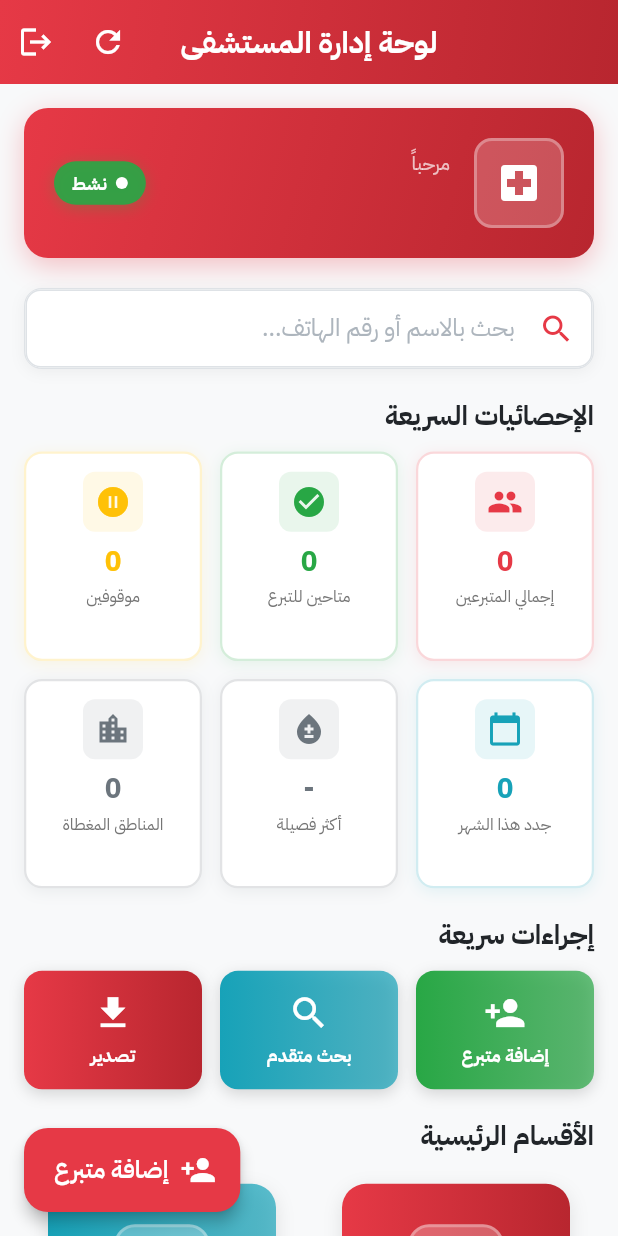
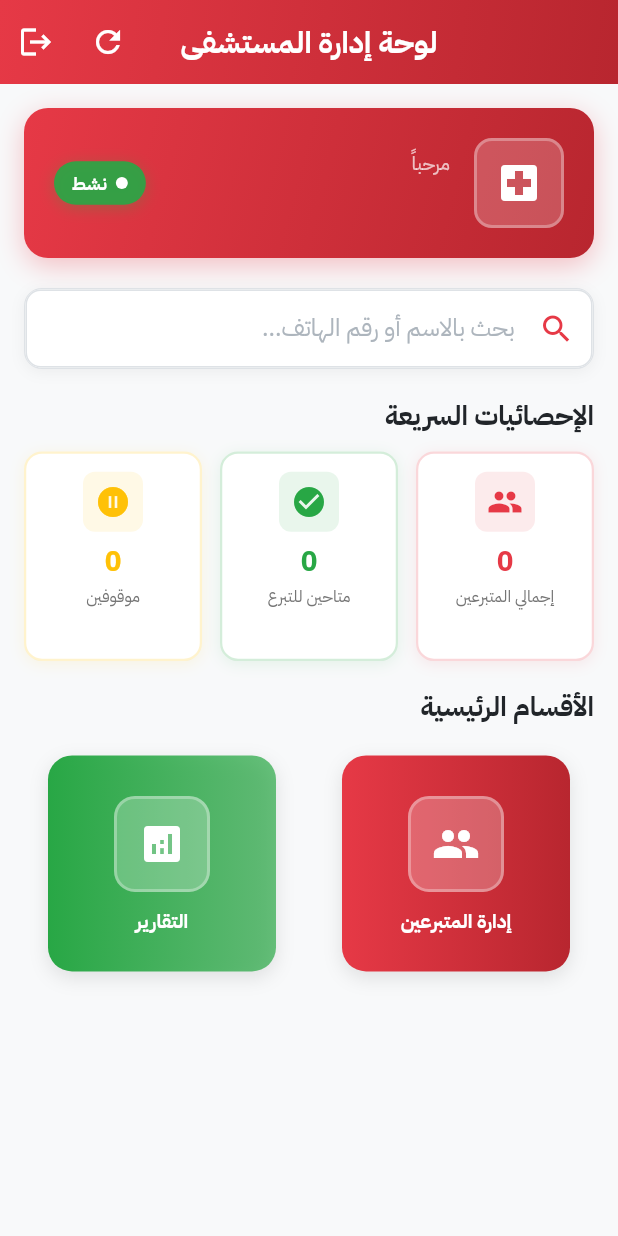
Before and after one commit to salehbagomri/mahrah_blood_bank_app, a Flutter app: the HospitalDashboardScreen screen opened directly, on a phone screen of 412 x 824 dp. Run offline on Flutter 3.47's test engine with Material 3 defaults, Android fonts, the phone set to English and light mode, and no system bars; our stand-ins replace flutter_spinkit, open_filex, pdf, share_plus, smooth_page_indicator, supabase_flutter; missing offline and left inert: excel; accounts and stored records are empty; network calls fail.

Commit message:
تحسين لوحة إدارة المستشفى - تنظيف وتبسيط
 الهدف: جعل اللوحة أكثر ترتيبا واحترافية

 الإحصائيات السريعة:
-  تم الإبقاء على 3 إحصائيات أساسية فقط
-  حذف: جدد هذا الشهر
-  حذف: أكثر فصيلة
-  حذف: المناطق المغطاة
-  النتيجة: عرض نظيف وواضح

 الأقسام الرئيسية:
-  إدارة المتبرعين (الأهم)
-  التقارير (محسن من تقارير الفصائل)
-  حذف: البحث المتقدم
-  حذف: المتبرعين الموقوفين
-  النتيجة: تركيز على الوظائف الأساسية

 التحسينات:
-  حذف زر إضافة متبرع العائم (Floating Button)
-  حذف قسم الإجراءات السريعة كاملا
-  تغيير أيقونة التقارير إلى analytics
-  تصميم أنظف وأبسط

 الفوائد:
-  تركيز أكبر على الوظائف الأساسية
-  واجهة أكثر احترافية
-  تجربة مستخدم أفضل
-  تصميم مرتب وواضح

 التطوير المستقبلي:
- قسم التقارير سيتم تحسينه وتطويره لاحقا
- إضافة تقارير إضافية حسب الحاجة

```diff
--- a/lib/screens/hospital/hospital_dashboard_screen.dart
+++ b/lib/screens/hospital/hospital_dashboard_screen.dart
@@ -7,15 +7,11 @@ import '../../providers/auth_provider.dart';
 import '../../providers/dashboard_provider.dart';
 import '../../widgets/loading_widget.dart';
 import '../../widgets/empty_state.dart';
-import '../donor/add_donor_screen.dart';
 import 'manage_donors_hospital_screen.dart';
-import 'suspended_donors_screen.dart';
-import 'advanced_search_screen.dart';
 import 'blood_type_report_screen.dart';
 import 'widgets/dashboard_header.dart';
 import 'widgets/statistics_grid.dart';
 import 'widgets/enhanced_main_card.dart';
-import 'widgets/quick_actions_row.dart';
 import 'widgets/dashboard_search_bar.dart';
 
 /// لوحة إدارة المستشفى - النسخة المحسّنة
@@ -70,18 +66,6 @@ class _HospitalDashboardScreenState extends State<HospitalDashboardScreen> {
             return _buildDashboardContent(stats);
           },
         ),
-      ),
-      floatingActionButton: FloatingActionButton.extended(
-        onPressed: () {
-          Navigator.of(context).push(
-            MaterialPageRoute(
-              builder: (_) => const AddDonorScreen(),
-            ),
-          ).then((_) => context.read<DashboardProvider>().refreshDashboard());
-        },
-        icon: const Icon(Icons.person_add),
-        label: const Text('إضافة متبرع'),
-        backgroundColor: AppColors.primary,
       ),
     );
   }
@@ -161,15 +145,11 @@ class _HospitalDashboardScreenState extends State<HospitalDashboardScreen> {
           const DashboardSearchBar(),
           const SizedBox(height: 20),
 
-          // 3. شبكة الإحصائيات (6 إحصائيات)
+          // 3. شبكة الإحصائيات
           StatisticsGrid(statistics: stats),
           const SizedBox(height: 20),
 
-          // 4. الإجراءات السريعة
-          const QuickActionsRow(),
-          const SizedBox(height: 20),
-
-          // 5. الأقسام الرئيسية
+          // 4. الأقسام الرئيسية
           _buildMainSections(stats),
         ],
       ),
@@ -211,51 +191,10 @@ class _HospitalDashboardScreenState extends State<HospitalDashboardScreen> {
               },
             ),
 
-            // البحث المتقدم
+            // التقارير
             EnhancedMainCard(
-              icon: Icons.search,
-              title: AppStrings.advancedSearch,
-              gradient: LinearGradient(
-                colors: [
-                  AppColors.info,
-                  AppColors.info.withOpacity(0.7),
-                ],
-              ),
-              onTap: () {
-                Navigator.of(context).push(
-                  MaterialPageRoute(
-                    builder: (_) => const AdvancedSearchScreen(),
-                  ),
-                );
-              },
-            ),
-
-            // المتبرعين الموقوفين
-            EnhancedMainCard(
-              icon: Icons.pause_circle,
-              title: AppStrings.suspendedDonors,
-              gradient: LinearGradient(
-                colors: [
-                  AppColors.warning,
-                  AppColors.warning.withOpacity(0.7),
-                ],
-              ),
-              badge: stats.suspendedDonors > 0
-                  ? '${stats.suspendedDonors}'
-                  : null,
-              onTap: () {
-                Navigator.of(context).push(
-                  MaterialPageRoute(
-                    builder: (_) => const SuspendedDonorsScreen(),
-                  ),
-                );
-              },
-            ),
-
-            // تقارير فصائل الدم
-            EnhancedMainCard(
-              icon: Icons.bar_chart,
-              title: AppStrings.bloodTypeReport,
+              icon: Icons.analytics,
+              title: 'التقارير',
               gradient: LinearGradient(
                 colors: [
                   AppColors.success,
--- a/lib/screens/hospital/widgets/statistics_grid.dart
+++ b/lib/screens/hospital/widgets/statistics_grid.dart
@@ -3,7 +3,7 @@ import '../../../constants/app_colors.dart';
 import '../../../models/dashboard_statistics_model.dart';
 import 'stat_card.dart';
 
-/// شبكة الإحصائيات (6 إحصائيات في grid)
+/// شبكة الإحصائيات
 class StatisticsGrid extends StatelessWidget {
   final DashboardStatisticsModel statistics;
 
@@ -11,20 +11,6 @@ class StatisticsGrid extends StatelessWidget {
     super.key,
     required this.statistics,
   });
-
-  Color _getBloodTypeColor(String? bloodType) {
-    if (bloodType == null) return AppColors.textSecondary;
-
-    if (bloodType.contains('A') && !bloodType.contains('AB')) {
-      return AppColors.bloodTypeA;
-    }
-    if (bloodType.contains('B') && !bloodType.contains('AB')) {
-      return AppColors.bloodTypeB;
-    }
-    if (bloodType.contains('AB')) return AppColors.bloodTypeAB;
-    if (bloodType.contains('O')) return AppColors.bloodTypeO;
-    return AppColors.primary;
-  }
 
   @override
   Widget build(BuildContext context) {
@@ -69,30 +55,6 @@ class StatisticsGrid extends StatelessWidget {
               value: '${statistics.suspendedDonors}',
               color: AppColors.warning,
             ),
-
-            // 4. جدد هذا الشهر
-            StatCard(
-              icon: Icons.calendar_today,
-              label: 'جدد هذا الشهر',
-              value: '${statistics.newDonorsThisMonth}',
-              color: AppColors.info,
-            ),
-
-            // 5. أكثر فصيلة
-            StatCard(
-              icon: Icons.bloodtype,
-              label: 'أكثر فصيلة',
-              value: statistics.mostCommonBloodType ?? '-',
-              color: _getBloodTypeColor(statistics.mostCommonBloodType),
-            ),
-
-            // 6. عدد المناطق
-            StatCard(
-              icon: Icons.location_city,
-              label: 'المناطق المغطاة',
-              value: '${statistics.coveredDistrictsCount}',
-              color: AppColors.textSecondary,
-            ),
           ],
         ),
       ],
```
